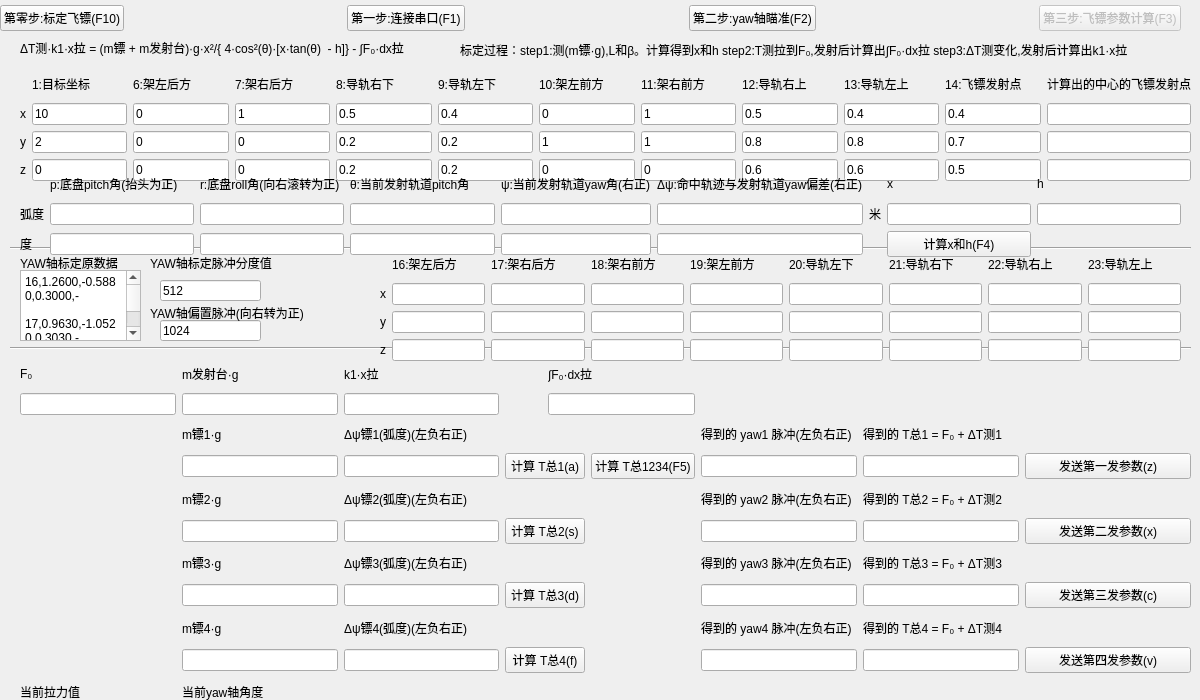
This is 35dartsParasCompByTS/dartsparascomputingbyts.ui in KangweiYang/dartRack_upper as Qt 5 draws it before an edit. The edited form follows.
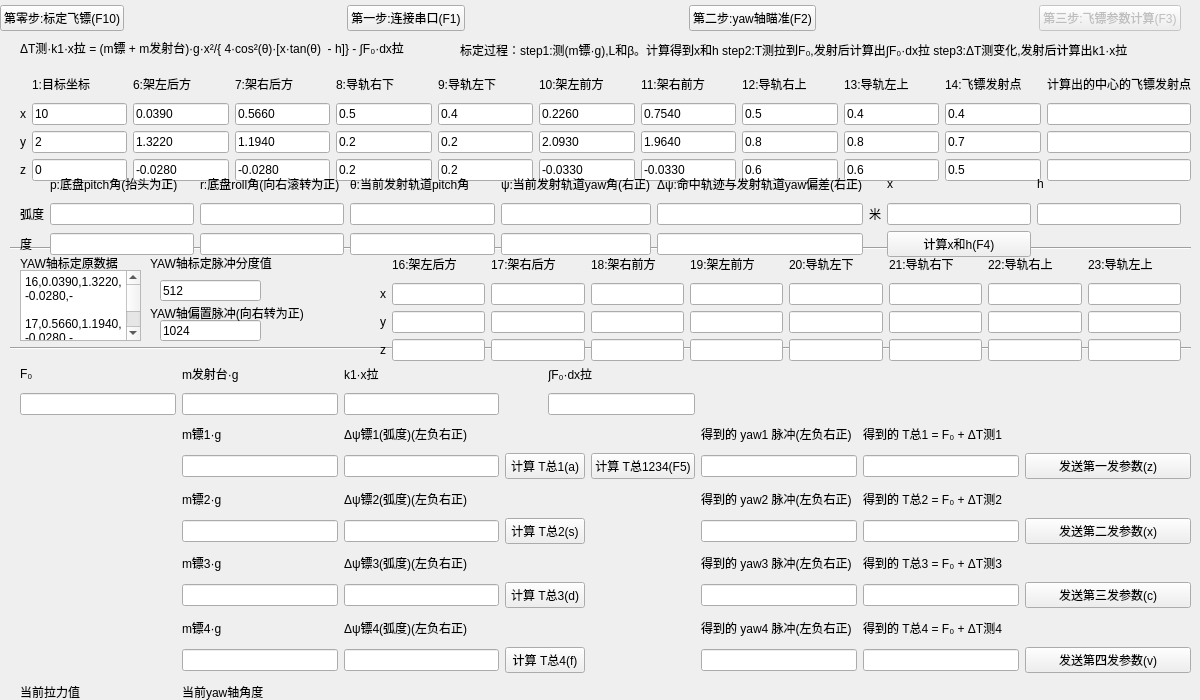
This is the edited form.

Patch:
```diff
--- a/35dartsParasCompByTS/dartsparascomputingbyts.ui
+++ b/35dartsParasCompByTS/dartsparascomputingbyts.ui
@@ -73,7 +73,7 @@
     <item row="3" column="8">
      <widget class="QLineEdit" name="rackLeftFrontCoordZLineEdit">
       <property name="text">
-       <string>0</string>
+       <string>-0.0330</string>
       </property>
      </widget>
     </item>
@@ -94,7 +94,7 @@
     <item row="1" column="9">
      <widget class="QLineEdit" name="rackRightFrontCoordXLineEdit">
       <property name="text">
-       <string>1</string>
+       <string>0.7540</string>
       </property>
      </widget>
     </item>
@@ -122,7 +122,7 @@
     <item row="1" column="2">
      <widget class="QLineEdit" name="rackLeftBackCoordXLineEdit">
       <property name="text">
-       <string>0</string>
+       <string>0.0390</string>
       </property>
      </widget>
     </item>
@@ -143,7 +143,7 @@
     <item row="2" column="3">
      <widget class="QLineEdit" name="rackRightBackCoordYLineEdit">
       <property name="text">
-       <string>0</string>
+       <string>1.1940</string>
       </property>
      </widget>
     </item>
@@ -185,7 +185,7 @@
     <item row="3" column="3">
      <widget class="QLineEdit" name="rackRightBackCoordZLineEdit">
       <property name="text">
-       <string>0</string>
+       <string>-0.0280</string>
       </property>
      </widget>
     </item>
@@ -206,7 +206,7 @@
     <item row="1" column="3">
      <widget class="QLineEdit" name="rackRightBackCoordXLineEdit">
       <property name="text">
-       <string>1</string>
+       <string>0.5660</string>
       </property>
      </widget>
     </item>
@@ -255,14 +255,14 @@
     <item row="1" column="8">
      <widget class="QLineEdit" name="rackLeftFrontCoordXLineEdit">
       <property name="text">
-       <string>0</string>
+       <string>0.2260</string>
       </property>
      </widget>
     </item>
     <item row="3" column="2">
      <widget class="QLineEdit" name="rackLeftBackCoordZLineEdit">
       <property name="text">
-       <string>0</string>
+       <string>-0.0280</string>
       </property>
      </widget>
     </item>
@@ -297,7 +297,7 @@
     <item row="2" column="2">
      <widget class="QLineEdit" name="rackLeftBackCoordYLineEdit">
       <property name="text">
-       <string>0</string>
+       <string>1.3220</string>
       </property>
      </widget>
     </item>
@@ -325,7 +325,7 @@
     <item row="3" column="9">
      <widget class="QLineEdit" name="rackRightFrontCoordZLineEdit">
       <property name="text">
-       <string>0</string>
+       <string>-0.0330</string>
       </property>
      </widget>
     </item>
@@ -339,14 +339,14 @@
     <item row="2" column="9">
      <widget class="QLineEdit" name="rackRightFrontCoordYLineEdit">
       <property name="text">
-       <string>1</string>
+       <string>1.9640</string>
       </property>
      </widget>
     </item>
     <item row="2" column="8">
      <widget class="QLineEdit" name="rackLeftFrontCoordYLineEdit">
       <property name="text">
-       <string>1</string>
+       <string>2.0930</string>
       </property>
      </widget>
     </item>
@@ -627,50 +627,157 @@
     </rect>
    </property>
    <property name="plainText">
-    <string>16,1.2600,-0.5880,0.3000,-
+    <string>16,0.0390,1.3220,-0.0280,-
 
-17,0.9630,-1.0520,0.3030,-
+17,0.5660,1.1940,-0.0280,-
 
-18,1.6350,-1.4810,0.3050,-
+18,0.7540,1.9640,-0.0330,-
 
-19,1.9340,-1.0180,0.3010,-
-20,1.4020,-0.7550,0.2790,-
-21,1.2810,-0.9400,0.2820,-
-22,1.6370,-1.4470,0.6340,-
-23,1.6610,-1.1810,0.6740,-
-24,1.3960,-0.7660,0.2770,-
-25,1.2750,-0.9520,0.2810,-
+19,0.2260,2.0930,-0.0330,-
 
-26,1.6140,-1.4260,0.6410,-
-27,1.6620,-1.1700,0.6720,-
-28,1.3870,-0.7770,0.2790,-
+20,0.2550,1.4910,0.1760,-
 
-29,1.2710,-0.9610,0.2790,-
-30,1.5570,-1.3620,0.6700,-
+21,0.2920,1.4760,0.1720,-
 
-31,1.6690,-1.1620,0.6740,-
-32,1.3780,-0.7890,0.2800,-
+22,0.5240,2.0000,0.5220,-
 
-33,1.2580,-0.9680,0.2860,-
-34,1.5580,-1.3510,0.6740,-
-35,1.6750,-1.1550,0.6740,-
-36,1.3720,-0.7970,0.2820,-
-37,1.2550,-0.9760,0.2830,-
-38,1.5620,-1.3410,0.6730,-
-39,1.6790,-1.1440,0.6730,-
-40,1.3640,-0.8060,0.2810,-
-41,1.2310,-0.9690,0.2950,-
-42,1.5710,-1.3340,0.6720,-
+23,0.4880,2.0150,0.5250,-
 
-43,1.6850,-1.1340,0.6740,-
+24,0.2570,1.4900,0.1760,-
 
-44,1.3550,-0.8140,0.2830,-
-45,1.2460,-0.9920,0.2830,-
-46,1.5740,-1.3240,0.6720,-
-47,1.6900,-1.1240,0.6740,-
-48,1.3460,-0.8200,0.2850,-
-49,1.2380,-0.9980,0.2850,-
-50,1.5820,-1.3160,0.6730,-</string>
+25,0.2940,1.4760,0.1720,-
+
+26,0.5240,2.0010,0.5220,-
+
+27,0.4870,2.0150,0.5260,-
+
+28,0.2600,1.4890,0.1760,-
+
+29,0.2970,1.4740,0.1740,-
+
+30,0.5230,2.0020,0.5230,-
+
+31,0.4860,2.0150,0.5260,-
+
+32,0.2620,1.4900,0.1750,-
+
+33,0.3000,1.4750,0.1720,-
+
+34,0.5230,2.0020,0.5230,-
+
+35,0.4850,2.0160,0.5260,-
+
+36,0.2650,1.4890,0.1750,-
+
+37,0.3020,1.4750,0.1730,-
+
+38,0.5220,2.0030,0.5230,-
+
+39,0.4850,2.0170,0.5260,-
+
+40,0.2670,1.4880,0.1750,-
+
+41,0.3040,1.4740,0.1720,-
+
+42,0.5210,2.0030,0.5240,-
+
+43,0.4840,2.0170,0.5260,-
+
+44,0.2700,1.4870,0.1760,-
+
+45,0.3070,1.4730,0.1720,-
+46,0.5210,2.0040,0.5240,-
+
+47,0.4830,2.0170,0.5260,-
+
+48,0.2720,1.4860,0.1750,-
+
+49,0.3090,1.4720,0.1730,-
+
+50,0.5200,2.0050,0.5240,-
+51,0.4830,2.0190,0.5260,-
+
+52,0.2750,1.4860,0.1750,-
+
+53,0.3120,1.4710,0.1740,-
+
+54,0.5190,2.0040,0.5250,-
+
+55,0.4820,2.0190,0.5260,-
+56,0.2770,1.4840,0.1760,-
+
+57,0.3150,1.4720,0.1730,-
+
+58,0.5190,2.0060,0.5250,-
+
+59,0.4810,2.0180,0.5270,-
+
+60,0.2800,1.4850,0.1750,-
+61,0.3170,1.4710,0.1730,-
+
+62,0.5180,2.0060,0.5250,-
+
+63,0.4810,2.0190,0.5270,-
+
+64,0.2800,1.4850,0.1750,-
+
+65,0.3170,1.4710,0.1730,-
+
+66,0.5180,2.0060,0.5250,-
+
+67,0.4800,2.0190,0.5270,-
+
+68,0.2820,1.4840,0.1750,-
+
+69,0.3190,1.4700,0.1730,-
+
+70,0.5180,2.0070,0.5250,-
+71,0.4800,2.0200,0.5270,-
+
+72,0.2840,1.4830,0.1750,-
+
+73,0.3220,1.4700,0.1730,-
+
+74,0.5170,2.0080,0.5250,-
+
+75,0.4790,2.0200,0.5270,-
+
+76,0.2870,1.4820,0.1750,-
+
+77,0.3250,1.4700,0.1730,-
+
+78,0.5160,2.0080,0.5260,-
+
+79,0.4780,2.0200,0.5270,-
+
+80,0.2890,1.4820,0.1750,-
+81,0.3270,1.4690,0.1730,-
+
+82,0.5150,2.0080,0.5260,-
+
+83,0.4780,2.0210,0.5270,-
+
+84,0.2920,1.4800,0.1760,-
+
+85,0.3300,1.4680,0.1730,-
+
+86,0.5150,2.0080,0.5260,-
+
+87,0.4770,2.0210,0.5270,-
+
+88,0.2950,1.4800,0.1750,-
+
+89,0.3320,1.4680,0.1740,-
+
+90,0.5150,2.0090,0.5260,-
+
+91,0.4760,2.0220,0.5270,-
+92,0.2970,1.4800,0.1750,-
+93,0.3350,1.4670,0.1740,-
+
+94,0.5140,2.0100,0.5260,-
+
+95,0.4760,2.0220,0.5270,-</string>
    </property>
   </widget>
   <widget class="QLabel" name="setaLabel_123">
```
